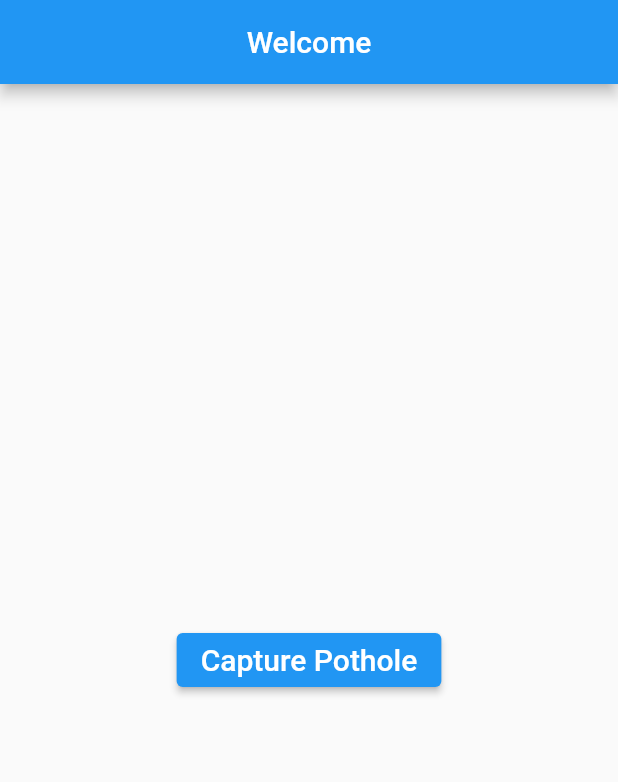
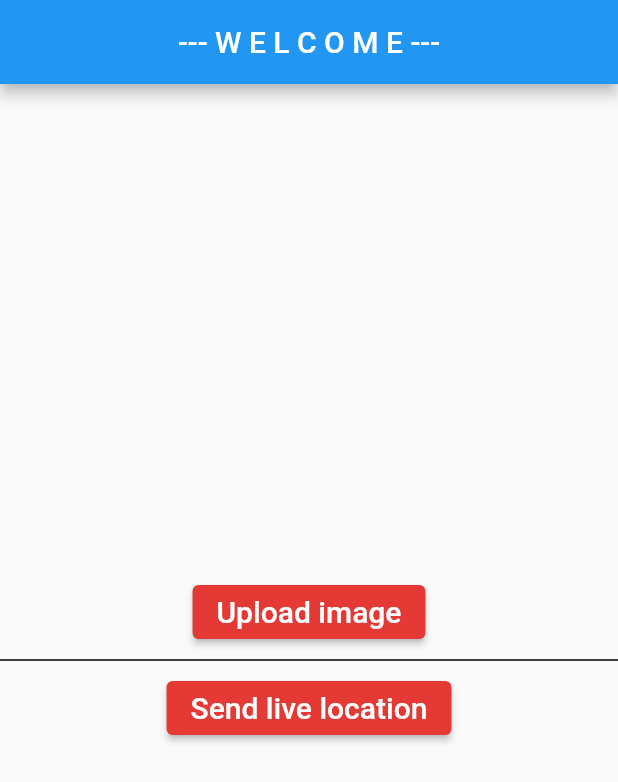
Before and after one commit to Sushobhan-Nayak/Pothole-detector, a Flutter app: the screen it shows after launch, on a phone screen of 412 x 824 dp. Shown: the top 782 px of the screen. Run offline on Flutter 3.47's test engine with Material 2 defaults, Android fonts, the light colour scheme and no system bars; our stand-ins replace camera, firebase_core, firebase_storage, flutter_map, image_picker, latlong2 and 1 more; accounts and stored records are empty.

Commit message:
Third commit

```diff
--- /dev/null
+++ b/lib/homepage.dart
@@ -0,0 +1,84 @@
+// ignore_for_file: avoid_print
+
+import 'dart:io';
+import 'package:flutter/material.dart';
+import 'package:pothole_detector/map.dart';
+import 'package:image_picker/image_picker.dart';
+import 'package:firebase_storage/firebase_storage.dart';
+
+class HomePage extends StatefulWidget {
+  const HomePage({super.key});
+  @override
+  State<HomePage> createState() => _HomePageState();
+}
+
+class _HomePageState extends State<HomePage> {
+  String imageUrl = '';
+
+  @override
+  Widget build(BuildContext context) {
+    return Scaffold(
+      appBar: AppBar(
+        centerTitle: true,
+        title: const Text('--- W E L C O M E ---'),
+      ),
+      body: Column(
+        mainAxisAlignment: MainAxisAlignment.center,
+        children: [
+          Center(
+            child: ElevatedButton(
+                style: ButtonStyle(
+                    backgroundColor: MaterialStatePropertyAll(Colors.red[600])),
+                onPressed: () async {
+                  ImagePicker imagePicker = ImagePicker();
+                  XFile? file =
+                      await imagePicker.pickImage(source: ImageSource.camera);
+                  print('${file?.path}');
+
+                  if (file == null) return;
+                  String uniqueFileName =
+                      DateTime.now().millisecondsSinceEpoch.toString();
+
+                  Reference referenceRoot = FirebaseStorage.instance.ref();
+                  Reference referenceDirImages = referenceRoot.child('images');
+
+                  Reference referenceImageToUpload =
+                      referenceDirImages.child(uniqueFileName);
+
+                  try {
+                    await referenceImageToUpload.putFile(File(file.path));
+                    imageUrl = await referenceImageToUpload.getDownloadURL();
+                  } catch (error) {
+                    print(error);
+                  }
+                },
+                child: const Text(
+                  'Upload image',
+                  style: TextStyle(fontSize: 20),
+                )),
+          ),
+          const Divider(
+            thickness: 1,
+            color: Colors.black,
+          ),
+          Center(
+            child: ElevatedButton(
+                style: ButtonStyle(
+                    backgroundColor: MaterialStatePropertyAll(Colors.red[600])),
+                onPressed: () {
+                  Navigator.push(
+                    context,
+                    MaterialPageRoute(
+                        builder: (context) => const LiveLocationPage()),
+                  );
+                },
+                child: const Text(
+                  'Send live location',
+                  style: TextStyle(fontSize: 20),
+                )),
+          ),
+        ],
+      ),
+    );
+  }
+}
--- a/lib/main.dart
+++ b/lib/main.dart
@@ -1,20 +1,17 @@
-import 'package:camera/camera.dart';
 import 'package:flutter/material.dart';
-import 'package:pothole_detector/home.dart';
 import 'package:firebase_core/firebase_core.dart';
-import 'package:pothole_detector/captureimage.dart';
+import 'package:pothole_detector/homepage.dart';
+
 
 Future main() async {
   WidgetsFlutterBinding.ensureInitialized();
   await Firebase.initializeApp();
-  cameras = await availableCameras();
   runApp(const MyApp());
 }
 
 class MyApp extends StatelessWidget {
   const MyApp({super.key});
 
-  // This widget is the root of your application.
   @override
   Widget build(BuildContext context) {
     return const MaterialApp(
@@ -34,6 +31,6 @@ class MyHomePage extends StatefulWidget {
 class _MyHomePageState extends State<MyHomePage> {
   @override
   Widget build(BuildContext context) {
-    return const Home();
+    return const HomePage();
   }
 }
--- a/lib/map.dart
+++ b/lib/map.dart
@@ -117,8 +117,7 @@ class _LiveLocationPageState extends State<LiveLocationPage> {
     ];
 
     return Scaffold(
-      appBar: AppBar(title: const Text('Home')),
-      // drawer: buildDrawer(context, LiveLocationPage.route),
+      appBar: AppBar(centerTitle: true, title: const Text('Your location')),
       body: Padding(
         padding: const EdgeInsets.all(8),
         child: Column(
--- a/pubspec.yaml
+++ b/pubspec.yaml
@@ -40,7 +40,9 @@ dependencies:
   location: ^4.4.0
   cloud_firestore:
   firebase_core:
-  camera: ^0.10.3+2
+  image_picker: ^0.8.7
+  gallery_saver: ^2.3.2
+  firebase_storage: ^11.0.16
 
 
 dev_dependencies:
```
Also changed, not shown: pubspec.lock, 2 other files.
